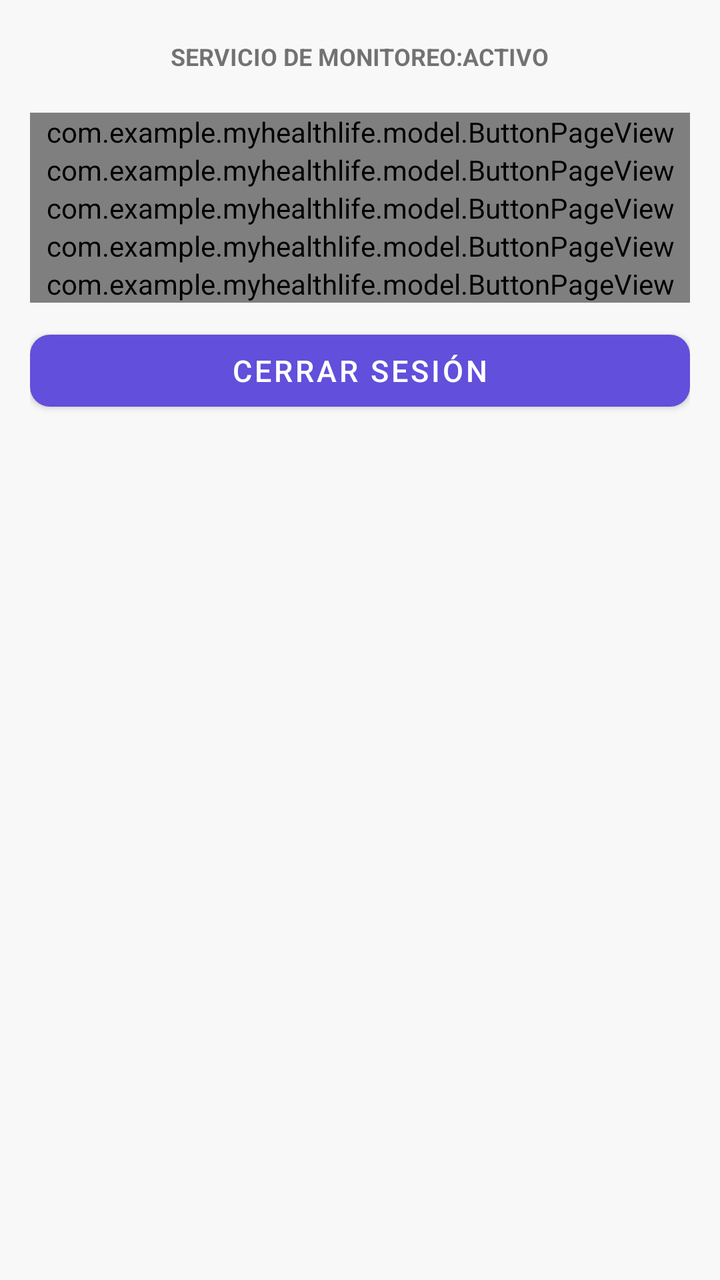
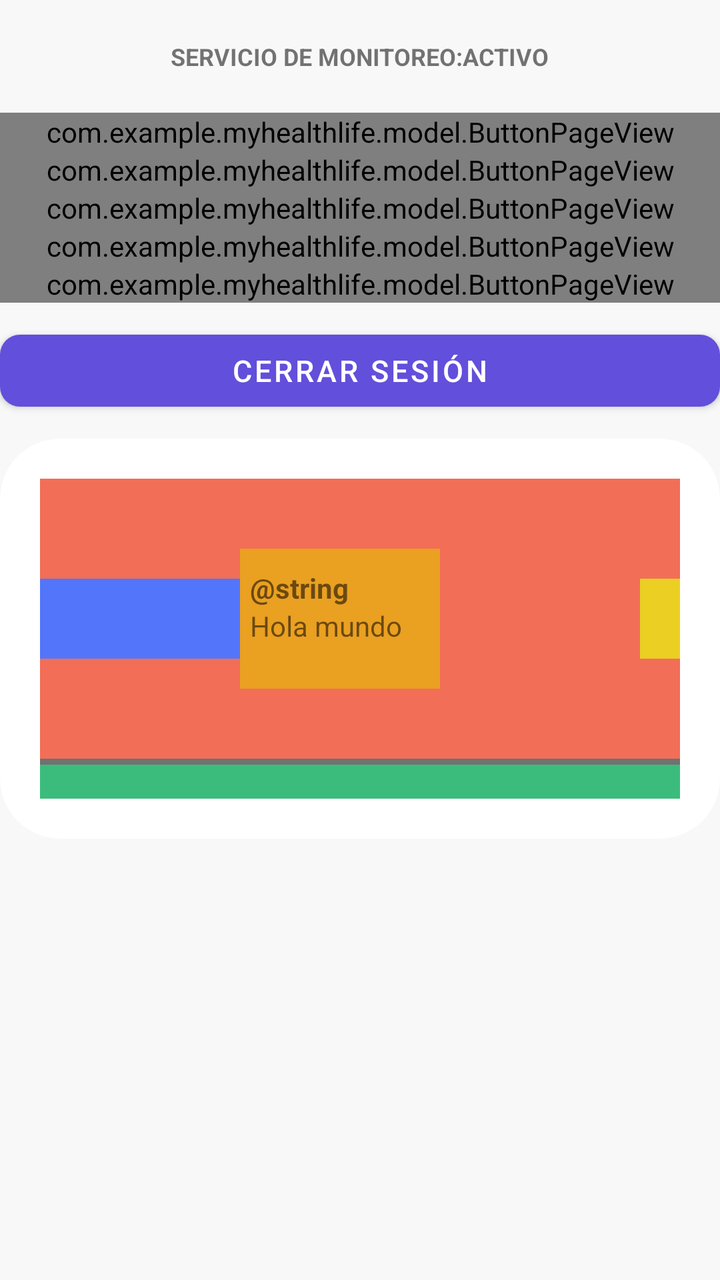

Before-and-after screenshots of an Android layout around one commit, followed by the original layout XML and the change that was made.
<!-- AndroidManifest.xml: application theme Theme.MyHealthLife -->
<!-- res/layout/fragment_profile.xml -->
<?xml version="1.0" encoding="utf-8"?>
<LinearLayout xmlns:android="http://schemas.android.com/apk/res/android"
    xmlns:app="http://schemas.android.com/apk/res-auto"
    xmlns:tools="http://schemas.android.com/tools"
    android:layout_width="match_parent"
    android:layout_height="match_parent"
    tools:context=".fragments.ProfileFragment"
    android:orientation="vertical"
    android:background="@color/backgroundPrimary"
    android:paddingHorizontal="15dp">

    
    <LinearLayout
        android:id="@+id/my_equipment"
        android:layout_width="match_parent"
        android:layout_height="wrap_content"
        android:orientation="vertical"
        android:visibility="gone">

        
        <com.google.android.material.card.MaterialCardView
            android:layout_width="match_parent"
            android:layout_height="0dp"
            android:layout_weight="1"
            app:cardCornerRadius="12dp"
            android:layout_margin="8dp"
            app:cardElevation="8dp"
            app:cardBackgroundColor="@android:color/white"
            android:clipToPadding="false"
            android:clipChildren="false">
            <LinearLayout
                android:layout_width="match_parent"
                android:layout_height="wrap_content"
                android:orientation="vertical">
                
                <LinearLayout
                    android:layout_width="match_parent"
                    android:layout_height="wrap_content"
                    android:orientation="vertical"
                    android:gravity="center">
                    <ImageView
                        android:id="@+id/image_device"
                        android:layout_width="120dp"
                        android:layout_height="120dp"
                        android:src="@mipmap/device_watch"
                        android:visibility="gone"/>
                    <LinearLayout
                        android:layout_width="wrap_content"
                        android:layout_height="wrap_content">
                        <TextView
                            android:id="@+id/device_name"
                            android:layout_width="wrap_content"
                            android:layout_height="wrap_content"
                            android:text="Nombre"/>
                        <ImageView
                            android:id="@+id/battery_image"
                            android:layout_marginLeft="20dp"
                            android:layout_width="20dp"
                            android:layout_height="20dp"
                            android:src="@drawable/battery_full"
                            app:tint="@color/colorPrimary"/>
                        <TextView
                            android:id="@+id/device_battery"
                            android:layout_width="wrap_content"
                            android:layout_height="wrap_content"
                            android:text="20%"/>

                    </LinearLayout>
                </LinearLayout>
            </LinearLayout>
        </com.google.android.material.card.MaterialCardView>

    </LinearLayout>

    
    <LinearLayout
        android:layout_width="match_parent"
        android:layout_height="wrap_content"
        android:gravity="center"
        android:paddingVertical="20dp"
        android:orientation="horizontal"
        >
        <TextView
            android:layout_width="wrap_content"
            android:layout_height="wrap_content"
            android:text="@string/servicio_de_monitoreo"
            android:textSize="12sp"
            android:textStyle="bold"/>

        <TextView
            android:layout_width="wrap_content"
            android:layout_height="wrap_content"
            android:text="@string/inactivo"
            android:textSize="12sp"
            android:textStyle="bold"/>
    </LinearLayout>

    <com.example.myhealthlife.model.ButtonPageView
        android:id="@id/open_devices_button"
        android:layout_width="match_parent"
        android:layout_height="wrap_content"
        app:buttonText="@string/mi_equipo"
        app:iconButtonSrc="@drawable/smart_watch">
    </com.example.myhealthlife.model.ButtonPageView>

    <com.example.myhealthlife.model.ButtonPageView
        android:id="@+id/change_monitoring"
        android:layout_width="match_parent"
        android:layout_height="wrap_content"
        app:buttonText="@string/modificar_monitoreo"
        app:iconButtonSrc="@drawable/cardiogram">
    </com.example.myhealthlife.model.ButtonPageView>

    <com.example.myhealthlife.model.ButtonPageView
        android:id="@+id/hw_settings"
        android:layout_width="match_parent"
        android:layout_height="wrap_content"
        app:buttonText="@string/modificar_peso_altura"
        app:iconButtonSrc="@drawable/measuringsvg">
    </com.example.myhealthlife.model.ButtonPageView>

    <com.example.myhealthlife.model.ButtonPageView
        android:id="@+id/language"
        android:layout_width="match_parent"
        android:layout_height="wrap_content"
        app:buttonText="@string/cambiar_idioma"
        app:iconButtonSrc="@drawable/language">
    </com.example.myhealthlife.model.ButtonPageView>

    <com.example.myhealthlife.model.ButtonPageView
        android:id="@+id/datos_moviles"
        android:layout_width="match_parent"
        android:layout_height="wrap_content"
        app:buttonText="@string/consumo_datos"
        app:iconButtonSrc="@drawable/sphere">
    </com.example.myhealthlife.model.ButtonPageView>

    <com.google.android.material.button.MaterialButton
        android:id="@+id/LO"
        android:layout_width="match_parent"
        android:layout_height="wrap_content"
        android:layout_marginTop="10dp"
        android:layout_marginBottom="10dp"
        app:backgroundTint="@color/colorPrimary"
        android:text="@string/cerrar_sesion"
        android:textColor="@color/white"
        android:textSize="15sp"
        app:cornerRadius="10dp"/>

</LinearLayout>
<!-- resources referenced by this layout -->
<resources>
  <color name="backgroundPrimary">#F8F8F8</color>
  <color name="colorPrimary">#624FDB</color>
  <color name="white">#FFFFFFFF</color>
  <!-- drawable cardiogram (drawable) -->
  <vector xmlns:android="http://schemas.android.com/apk/res/android"
      android:width="800dp"
      android:height="800dp"
      android:viewportWidth="214.59"
      android:viewportHeight="214.59">
    <path
        android:pathData="M213.67,133.06l-24.96,-45.51c-1.34,-2.45 -3.91,-3.94 -6.73,-3.89c-2.79,0.06 -5.32,1.67 -6.56,4.17l-29.34,59.28L104.65,46.45c-1.1,-2.67 -3.64,-4.48 -6.53,-4.64c-2.89,-0.16 -5.61,1.36 -6.99,3.9l-41.92,76.85H7.5c-4.14,0 -7.5,3.36 -7.5,7.5c0,4.14 3.36,7.5 7.5,7.5h46.16c2.74,0 5.27,-1.5 6.58,-3.91l36.51,-66.94l41.73,101.44c1.12,2.72 3.73,4.54 6.68,4.64c0.09,0 0.17,0 0.26,0c2.84,0 5.45,-1.61 6.72,-4.17l30.32,-61.25l18.05,32.9c1.99,3.63 6.55,4.96 10.18,2.97C214.33,141.25 215.66,136.69 213.67,133.06z"
        android:fillColor="#000000"/>
  </vector>
  <!-- drawable language (drawable) -->
  <vector xmlns:android="http://schemas.android.com/apk/res/android"
      android:width="800dp"
      android:height="800dp"
      android:viewportWidth="24"
      android:viewportHeight="24">
    <path
        android:pathData="M12,24C5.4,24 0,18.6 0,12S5.4,0 12,0s12,5.4 12,12S18.6,24 12,24zM9.5,17c0.6,3.1 1.7,5 2.5,5s1.9,-1.9 2.5,-5H9.5zM16.6,17c-0.3,1.7 -0.8,3.3 -1.4,4.5c2.3,-0.8 4.3,-2.4 5.5,-4.5H16.6zM3.3,17c1.2,2.1 3.2,3.7 5.5,4.5c-0.6,-1.2 -1.1,-2.8 -1.4,-4.5H3.3zM16.9,15h4.7c0.2,-0.9 0.4,-2 0.4,-3s-0.2,-2.1 -0.5,-3h-4.7c0.2,1 0.2,2 0.2,3S17,14 16.9,15zM9.2,15h5.7c0.1,-0.9 0.2,-1.9 0.2,-3S15,9.9 14.9,9H9.2C9.1,9.9 9,10.9 9,12C9,13.1 9.1,14.1 9.2,15zM2.5,15h4.7c-0.1,-1 -0.1,-2 -0.1,-3s0,-2 0.1,-3H2.5C2.2,9.9 2,11 2,12S2.2,14.1 2.5,15zM16.6,7h4.1c-1.2,-2.1 -3.2,-3.7 -5.5,-4.5C15.8,3.7 16.3,5.3 16.6,7zM9.5,7h5.1c-0.6,-3.1 -1.7,-5 -2.5,-5C11.3,2 10.1,3.9 9.5,7zM3.3,7h4.1c0.3,-1.7 0.8,-3.3 1.4,-4.5C6.5,3.3 4.6,4.9 3.3,7z"
        android:fillColor="#000000"/>
  </vector>
  <!-- drawable smart_watch (drawable) -->
  <vector xmlns:android="http://schemas.android.com/apk/res/android"
      android:width="800dp"
      android:height="800dp"
      android:viewportWidth="24"
      android:viewportHeight="24">
    <path
        android:pathData="M9.25,2C8.56,2 8,2.56 8,3.25V6.171C6.835,6.583 6,7.694 6,9V15C6,16.306 6.835,17.417 8,17.829V20.75C8,21.44 8.56,22 9.25,22H14.75C15.44,22 16,21.44 16,20.75V17.829C17.165,17.417 18,16.306 18,15V9C18,7.694 17.165,6.583 16,6.171V3.25C16,2.56 15.44,2 14.75,2H9.25ZM9,8C8.448,8 8,8.448 8,9V15C8,15.552 8.448,16 9,16H15C15.552,16 16,15.552 16,15V9C16,8.448 15.552,8 15,8H9Z"
        android:fillColor="#000000"
        android:fillType="evenOdd"/>
  </vector>
  <string name="cambiar_idioma">Cambiar Idioma</string>
  <string name="cerrar_sesion">Cerrar Sesión</string>
  <string name="consumo_datos">Uso de Datos</string>
  <string name="inactivo">ACTIVO</string>
  <string name="mi_equipo">Mi Equipo</string>
  <string name="modificar_monitoreo">Modificar Monitoreo</string>
  <string name="modificar_peso_altura">Modificar Peso y Altura</string>
  <string name="servicio_de_monitoreo">SERVICIO DE MONITOREO:</string>
  <style name="Theme.MyHealthLife" parent="Theme.MaterialComponents.Light.NoActionBar">
          <item name="android:statusBarColor">@color/white</item>
          <item name="android:windowLightStatusBar">true</item>
          <item name="android:windowTranslucentNavigation">false</item>
          <item name="android:windowFullscreen">false</item>
      </style>
  <!-- unchanged entries left out for length: 4 -->
</resources>

<!-- the commit's change to res/layout/fragment_profile.xml (unified diff, before → after) -->
@@ -7,7 +7,7 @@
     tools:context=".fragments.ProfileFragment"
     android:orientation="vertical"
     android:background="@color/backgroundPrimary"
-    android:paddingHorizontal="15dp">
+    android:paddingHorizontal="0dp">
 
     
     <LinearLayout
@@ -99,7 +99,7 @@
         android:id="@id/open_devices_button"
         android:layout_width="match_parent"
         android:layout_height="wrap_content"
-        app:buttonText="@string/mi_equipo"
+        app:buttonText="@string/hola_mundo"
         app:iconButtonSrc="@drawable/smart_watch">
     </com.example.myhealthlife.model.ButtonPageView>
 
@@ -147,4 +147,116 @@
         android:textSize="15sp"
         app:cornerRadius="10dp"/>
 
+    
+    <com.google.android.material.card.MaterialCardView
+        android:layout_width="match_parent"
+        android:layout_height="200dp"
+        app:cardCornerRadius="30dp"
+        android:outlineAmbientShadowColor="@color/transparent"
+        android:outlineSpotShadowColor="@color/transparent">
+
+        
+        <LinearLayout
+            android:layout_width="match_parent"
+            android:layout_height="wrap_content"
+            android:orientation="vertical"
+            android:padding="20dp">
+            
+            <LinearLayout
+                android:layout_width="match_parent"
+                android:layout_height="140dp"
+                android:background="@color/red"
+                android:gravity="center"
+                android:orientation="horizontal">
+                
+                <LinearLayout
+                    android:layout_width="100dp"
+                    android:layout_height="40dp"
+                    android:background="@color/blue"
+                    android:orientation="horizontal">
+
+                </LinearLayout>
+                
+                <LinearLayout
+                    android:layout_width="0dp"
+                    android:layout_height="70dp"
+                    android:layout_weight="1"
+                    android:background="@color/orange"
+                    android:orientation="vertical"
+                    android:paddingHorizontal="5dp"
+                    android:paddingVertical="10dp">
+                    <TextView
+                        android:layout_width="match_parent"
+                        android:layout_height="wrap_content"
+                        android:text="@string"
+                        android:textStyle="bold"/>
+                    <TextView
+                        android:layout_width="match_parent"
+                        android:layout_height="wrap_content"
+                        android:text="Hola mundo" />
+
+
+                </LinearLayout>
+                
+                <LinearLayout
+                    android:layout_width="0dp"
+                    android:layout_height="40dp"
+                    android:layout_weight="1"
+                    android:background="@color/red"
+                    android:orientation="horizontal">
+                </LinearLayout>
+                <LinearLayout
+                    android:layout_width="20dp"
+                    android:layout_height="40dp"
+                    android:background="@color/yellow"
+                    android:orientation="horizontal">
+                </LinearLayout>
+
+
+            </LinearLayout>
+            
+            <LinearLayout
+                android:layout_width="match_parent"
+                android:layout_height="3dp"
+                android:orientation="horizontal"
+                android:background="@color/gray">
+            </LinearLayout>
+            
+            <LinearLayout
+                android:layout_width="match_parent"
+                android:layout_height="40dp"
+                android:background="@color/green"
+                android:orientation="horizontal">
+
+            </LinearLayout>
+            
+            <LinearLayout
+                android:layout_width="match_parent"
+                android:layout_height="wrap_content"
+                android:orientation="horizontal">
+
+            </LinearLayout>
+            
+            <LinearLayout
+                android:layout_width="match_parent"
+                android:layout_height="wrap_content"
+                android:orientation="horizontal">
+
+            </LinearLayout>
+            
+            <LinearLayout
+                android:layout_width="match_parent"
+                android:layout_height="wrap_content"
+                android:orientation="horizontal">
+
+            </LinearLayout>
+
+
+
+
+        </LinearLayout>
+
+
+    </com.google.android.material.card.MaterialCardView>
+
 </LinearLayout>
<!-- resource entries referenced after the edit -->
@@ -1,8 +1,15 @@
 <!-- resources referenced by this layout -->
 <resources>
   <color name="backgroundPrimary">#F8F8F8</color>
+  <color name="blue">#5375fa</color>
   <color name="colorPrimary">#624FDB</color>
+  <color name="gray">#717171</color>
+  <color name="green">#3bbc7c</color>
+  <color name="orange">#EAA021</color>
+  <color name="red">#F26E57</color>
+  <color name="transparent">#00000000</color>
   <color name="white">#FFFFFFFF</color>
+  <color name="yellow">#EBCF23</color>
   <!-- drawable cardiogram (drawable) -->
   <vector xmlns:android="http://schemas.android.com/apk/res/android"
       android:width="800dp"
@@ -37,8 +44,8 @@
   <string name="cambiar_idioma">Cambiar Idioma</string>
   <string name="cerrar_sesion">Cerrar Sesión</string>
   <string name="consumo_datos">Uso de Datos</string>
+  <string name="hola_mundo">Hola mundo</string>
   <string name="inactivo">ACTIVO</string>
-  <string name="mi_equipo">Mi Equipo</string>
   <string name="modificar_monitoreo">Modificar Monitoreo</string>
   <string name="modificar_peso_altura">Modificar Peso y Altura</string>
   <string name="servicio_de_monitoreo">SERVICIO DE MONITOREO:</string>
